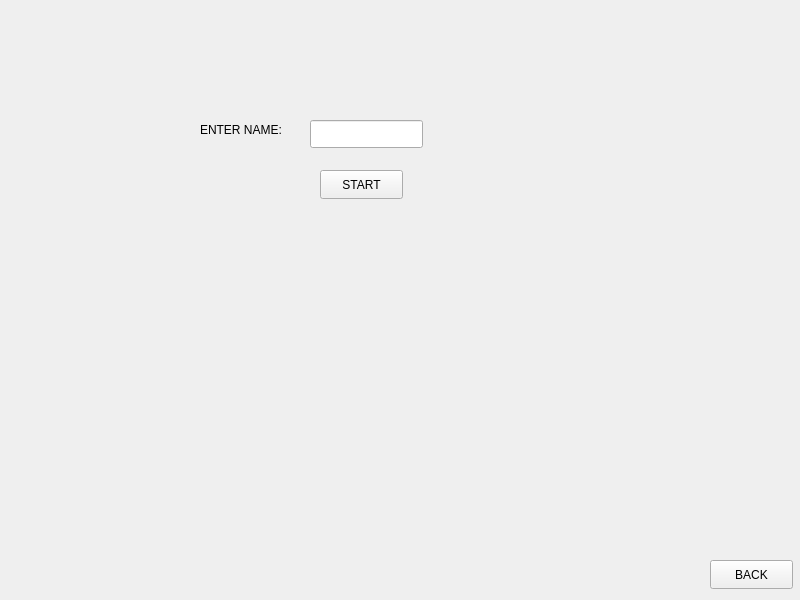
Old version of the form ctrial/namemenu.ui in the repository padure11/Proiect-C-.
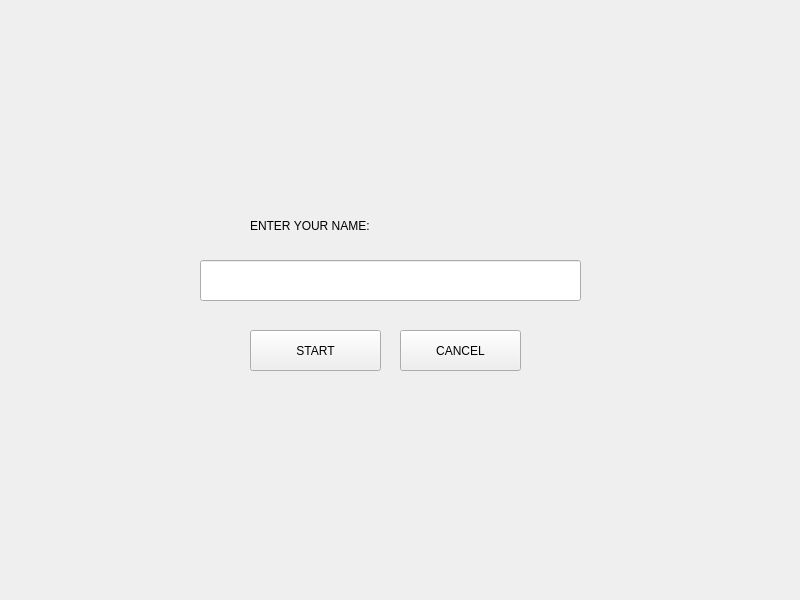
New version of the form.

The edit to the form file:
```diff
--- a/ctrial/namemenu.ui
+++ b/ctrial/namemenu.ui
@@ -16,46 +16,49 @@
   <widget class="QLineEdit" name="nameinput">
    <property name="geometry">
     <rect>
-     <x>310</x>
-     <y>120</y>
-     <width>113</width>
-     <height>28</height>
-    </rect>
-   </property>
-  </widget>
-  <widget class="QLabel" name="label">
-   <property name="geometry">
-    <rect>
      <x>200</x>
-     <y>120</y>
-     <width>101</width>
-     <height>20</height>
+     <y>260</y>
+     <width>381</width>
+     <height>41</height>
     </rect>
+   </property>
+  </widget>
+  <widget class="QLabel" name="label">
+   <property name="geometry">
+    <rect>
+     <x>250</x>
+     <y>200</y>
+     <width>391</width>
+     <height>51</height>
+    </rect>
+   </property>
+   <property name="styleSheet">
+    <string notr="true">font: 24pt &quot;Segoe UI&quot;;</string>
    </property>
    <property name="text">
-    <string>ENTER NAME:</string>
+    <string>ENTER YOUR NAME:</string>
    </property>
   </widget>
   <widget class="QPushButton" name="gobacktomainmenu">
    <property name="geometry">
     <rect>
-     <x>710</x>
-     <y>560</y>
-     <width>83</width>
-     <height>29</height>
+     <x>400</x>
+     <y>330</y>
+     <width>121</width>
+     <height>41</height>
     </rect>
    </property>
    <property name="text">
-    <string>BACK</string>
+    <string>CANCEL</string>
    </property>
   </widget>
   <widget class="QPushButton" name="pushButton">
    <property name="geometry">
     <rect>
-     <x>320</x>
-     <y>170</y>
-     <width>83</width>
-     <height>29</height>
+     <x>250</x>
+     <y>330</y>
+     <width>131</width>
+     <height>41</height>
     </rect>
    </property>
    <property name="text">
```
